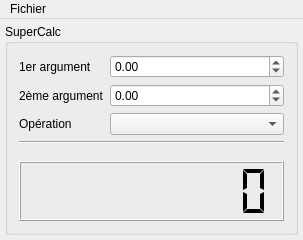
Qt form supercalc.ui (kevinxusz/supercalc-qt-example) before a commit.
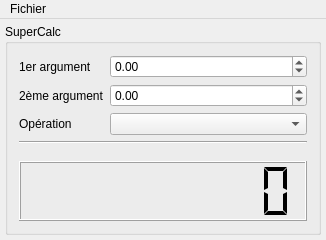
The same form after that commit.

What changed in the file:
```diff
--- a/supercalc.ui
+++ b/supercalc.ui
@@ -6,10 +6,16 @@
    <rect>
     <x>0</x>
     <y>0</y>
-    <width>303</width>
+    <width>326</width>
     <height>240</height>
    </rect>
   </property>
+  <property name="minimumSize">
+   <size>
+    <width>326</width>
+    <height>0</height>
+   </size>
+  </property>
   <property name="windowTitle">
    <string>SuperCalc</string>
   </property>
@@ -140,7 +146,7 @@
     <rect>
      <x>0</x>
      <y>0</y>
-     <width>303</width>
+     <width>326</width>
      <height>20</height>
     </rect>
    </property>
```
